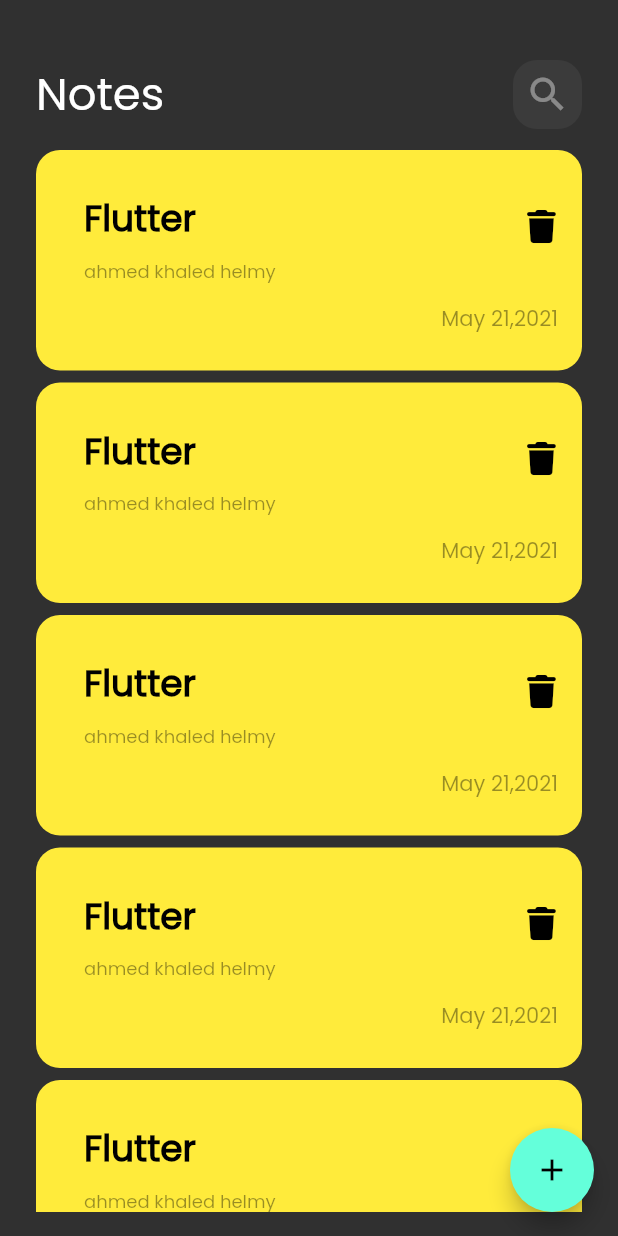
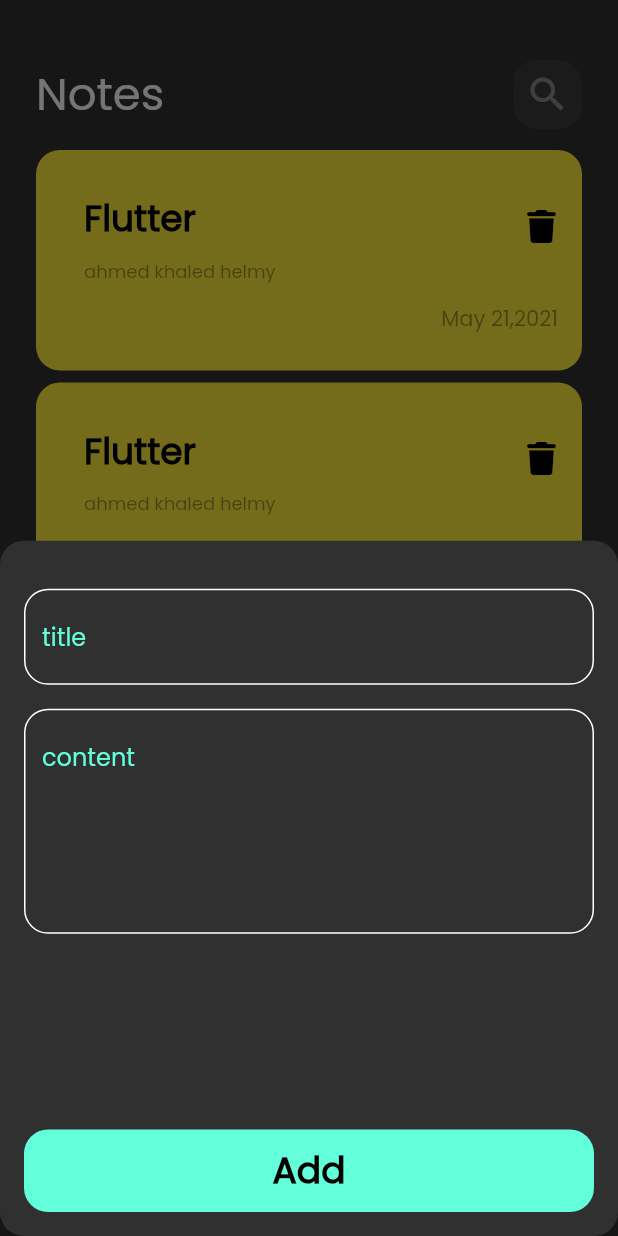
Before and after one commit to ahmed-KhaleD1/notes_app, a Flutter app: the screen it shows after launch, after a tap on the "add" icon, on a phone screen of 412 x 824 dp. Run offline on Flutter 3.47's test engine with Material 2 defaults, Android fonts, the phone set to English and light mode, and no system bars; our stand-ins replace font_awesome_flutter.

Commit message:
finish bottom sheet view

```diff
--- /dev/null
+++ b/lib/constants.dart
@@ -0,0 +1,3 @@
+import 'package:flutter/material.dart';
+
+const Color KPrimaryColor = Color(0xff63FFDA);
--- /dev/null
+++ b/lib/views/bottom_sheet_view.dart
@@ -0,0 +1,14 @@
+import 'package:flutter/material.dart';
+
+import '../widgets/bottom_sheet_body.dart';
+
+class BottomSheetView extends StatelessWidget {
+  const BottomSheetView({
+    super.key,
+  });
+
+  @override
+  Widget build(BuildContext context) {
+    return const BottomSheetBody();
+  }
+}
--- a/lib/views/notes_view.dart
+++ b/lib/views/notes_view.dart
@@ -1,4 +1,5 @@
 import 'package:flutter/material.dart';
+import 'package:notes_app/views/bottom_sheet_view.dart';
 
 import '../widgets/notes_view_body.dart';
 
@@ -9,7 +10,17 @@ class NotesView extends StatelessWidget {
   Widget build(BuildContext context) {
     return Scaffold(
         floatingActionButton: FloatingActionButton(
-          onPressed: () {},
+          onPressed: () {
+            showModalBottomSheet(
+              shape: RoundedRectangleBorder(
+                borderRadius: BorderRadius.circular(16),
+              ),
+              context: context,
+              builder: (context) {
+                return const BottomSheetView();
+              },
+            );
+          },
           child: const Icon(Icons.add),
         ),
         body: const NotesViewBody());
--- /dev/null
+++ b/lib/widgets/bottom_sheet_body.dart
@@ -0,0 +1,30 @@
+import 'package:flutter/material.dart';
+import 'package:notes_app/widgets/custom_botton.dart';
+import 'package:notes_app/widgets/custom_textfield.dart';
+
+class BottomSheetBody extends StatelessWidget {
+  const BottomSheetBody({
+    super.key,
+  });
+
+  @override
+  Widget build(BuildContext context) {
+    return const Padding(
+      padding: EdgeInsets.fromLTRB(16, 32, 16, 16),
+      child: Column(
+        children: [
+          CustomTextField(hintText: 'title'),
+          SizedBox(
+            height: 16,
+          ),
+          CustomTextField(
+            hintText: 'content',
+            maxLine: 5,
+          ),
+          Spacer(),
+          CustomButton()
+        ],
+      ),
+    );
+  }
+}
--- /dev/null
+++ b/lib/widgets/custom_botton.dart
@@ -0,0 +1,31 @@
+import 'package:flutter/material.dart';
+import 'package:notes_app/constants.dart';
+
+class CustomButton extends StatelessWidget {
+  const CustomButton({super.key});
+
+//final VoidCallback onTap;
+
+  @override
+  Widget build(BuildContext context) {
+    return GestureDetector(
+      onTap: () {},
+      child: Container(
+        width: MediaQuery.of(context).size.width,
+        height: 55,
+        decoration: BoxDecoration(
+            borderRadius: BorderRadius.circular(16), color: KPrimaryColor),
+        child: const Center(
+          child: Text(
+            'Add',
+            style: TextStyle(
+              color: Colors.black,
+              fontSize: 24,
+              fontWeight: FontWeight.w600,
+            ),
+          ),
+        ),
+      ),
+    );
+  }
+}
--- /dev/null
+++ b/lib/widgets/custom_textfield.dart
@@ -0,0 +1,32 @@
+import 'package:flutter/material.dart';
+import 'package:notes_app/constants.dart';
+
+class CustomTextField extends StatelessWidget {
+  const CustomTextField({super.key, required this.hintText, this.maxLine = 1});
+
+  final String hintText;
+  final int maxLine;
+
+  @override
+  Widget build(BuildContext context) {
+    return TextFormField(
+      maxLines: maxLine,
+      validator: (value) {
+        if (value!.isEmpty) {
+          return '$hintText is empty';
+        }
+      },
+      decoration: InputDecoration(
+          hintStyle: const TextStyle(color: KPrimaryColor),
+          hintText: hintText,
+          focusedBorder: textFieldBorder(KPrimaryColor),
+          enabledBorder: textFieldBorder()),
+    );
+  }
+
+  OutlineInputBorder textFieldBorder([color]) {
+    return OutlineInputBorder(
+        borderRadius: BorderRadius.circular(16),
+        borderSide: BorderSide(color: color ?? Colors.white));
+  }
+}
```
